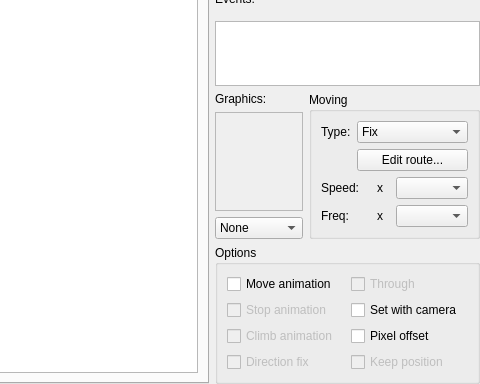
Above: Editor/CustomWidgets/panelobject.ui from RPG-Paper-Maker/RPG-Paper-Maker before the change; both pictures show x 299 to 779 and y 255 to 639 of the 779 by 639 pixel window. Below: the same form after it.
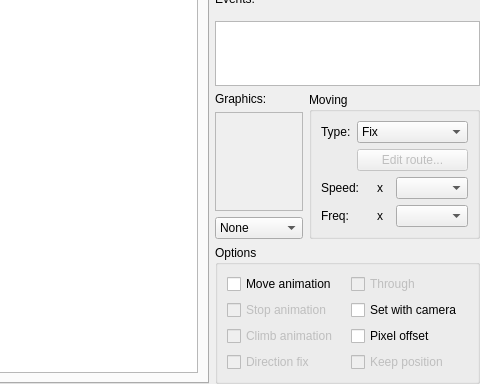
That is the form after the change. Custom widgets are drawn as their Qt base class.

Patch:
```diff
--- a/Editor/CustomWidgets/panelobject.ui
+++ b/Editor/CustomWidgets/panelobject.ui
@@ -225,7 +225,7 @@
                 <item row="1" column="1" colspan="5">
                  <widget class="QPushButton" name="pushButtonEditRoute">
                   <property name="enabled">
-                   <bool>true</bool>
+                   <bool>false</bool>
                   </property>
                   <property name="text">
                    <string>Edit route...</string>
```
